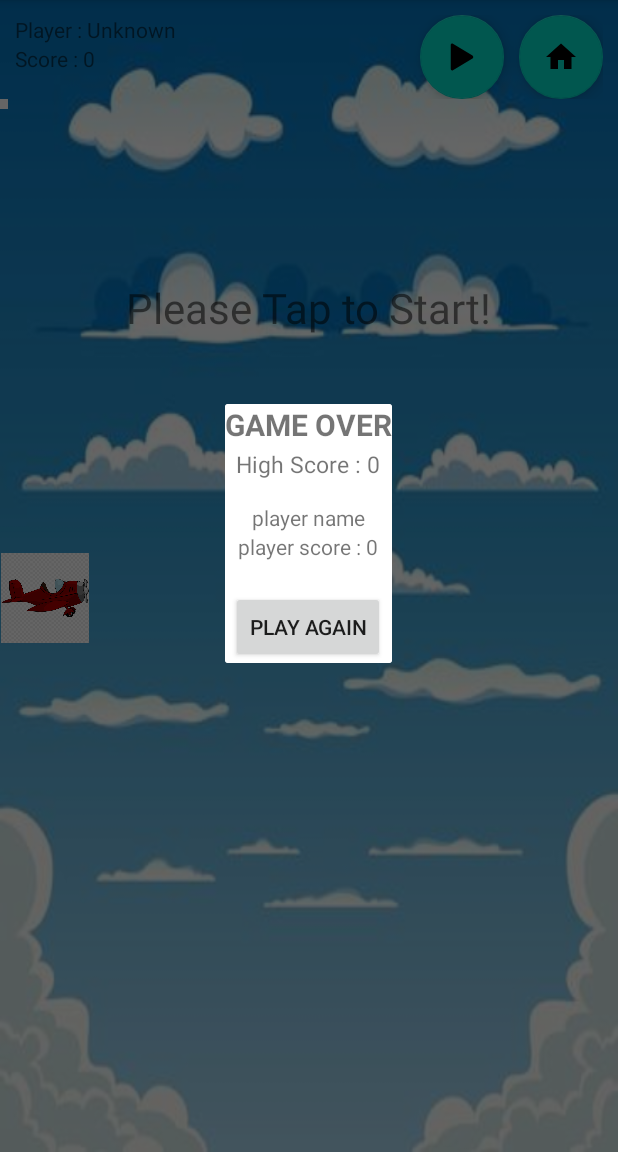
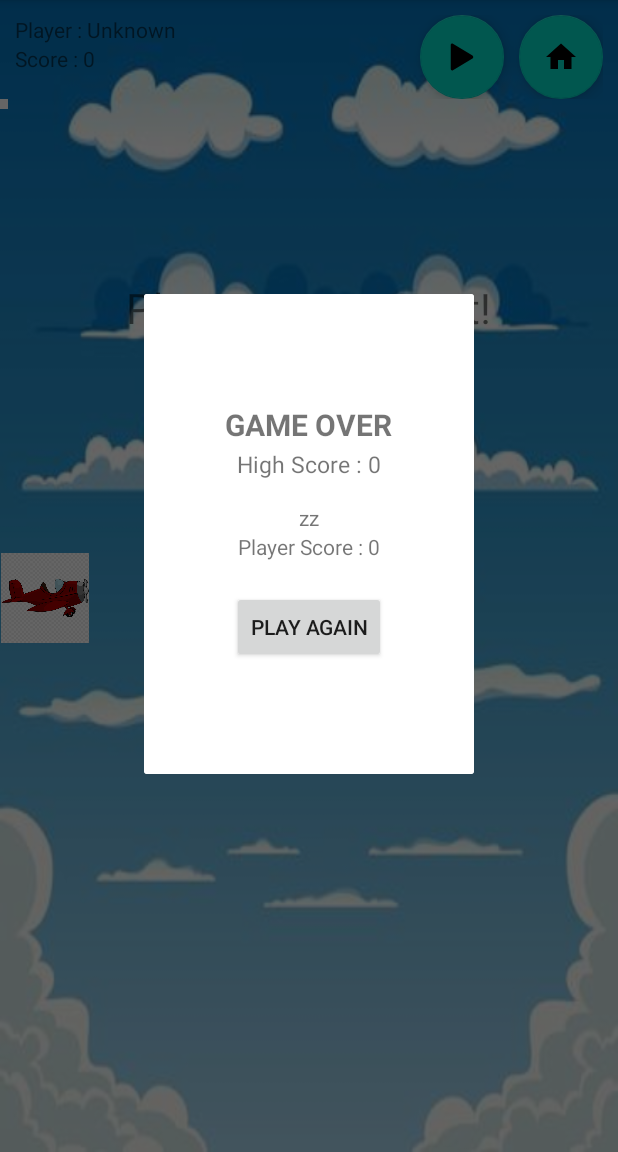
Before and after one commit to frederick98/TugasBesar-02, an Android app: the fragment GameOverFragment placed in its activity, on a phone screen of 412 x 824 dp, the part 84-1236 px from its top. Run offline under Robolectric (Android 15) with nearby library versions, the phone set to English and light mode, and no system bars.

Commit message:
Fixing Fragment
masih ada bug dikit

```diff
--- a/TugasBesar02/app/src/main/AndroidManifest.xml
+++ b/TugasBesar02/app/src/main/AndroidManifest.xml
@@ -1,13 +1,15 @@
 <?xml version="1.0" encoding="utf-8"?>
 <manifest xmlns:android="http://schemas.android.com/apk/res/android"
     package="com.example.tugasbesar_02">
-
+    <uses-permission android:name="android.permission.INTERNET"/>
+    <uses-permission android:name="android.permission.ACCESS_NETWORK_STATE"/>
     <application
         android:allowBackup="true"
         android:icon="@mipmap/ic_launcher"
         android:label="@string/app_name"
         android:roundIcon="@mipmap/ic_launcher_round"
         android:supportsRtl="true"
+        android:usesCleartextTraffic="true"
         android:theme="@style/AppTheme">
         <activity android:name=".MainActivity">
             <intent-filter>
--- a/TugasBesar02/app/src/main/java/com/example/tugasbesar_02/GameOverFragment.java
+++ b/TugasBesar02/app/src/main/java/com/example/tugasbesar_02/GameOverFragment.java
@@ -17,11 +17,14 @@ public class GameOverFragment extends DialogFragment implements View.OnClickList
     protected TextView tvPlayerName;
     protected TextView tvPlayerScore;
     protected Button btnPlayAgain;
-    protected MainActivity mainActivity;
 
     public GameOverFragment() {
     }
 
+    public static GameOverFragment newInstance() {
+        GameOverFragment fragment = new GameOverFragment();
+        return fragment;
+    }
 
     @Override
     public View onCreateView(LayoutInflater inflater, ViewGroup container,
@@ -29,14 +32,14 @@ public class GameOverFragment extends DialogFragment implements View.OnClickList
         View view =  inflater.inflate(R.layout.fragment_game_over, container, false);
 
         this.tvHighScore = view.findViewById(R.id.tv_over_highScore);
-        this.tvPlayerName = view.findViewById(R.id.tv_playerName);
+        this.tvPlayerName = view.findViewById(R.id.tv_over_playerName);
         this.tvPlayerScore = view.findViewById(R.id.tv_over_playerScore);
         this.btnPlayAgain = view.findViewById(R.id.btn_playAgain);
 
         this.btnPlayAgain.setOnClickListener(this);
 
-        this.tvPlayerName.setText(this.mainActivity.tvPlayerName.getText());
-        this.tvPlayerScore.setText(this.mainActivity.tvScore.getText());
+        this.tvPlayerName.setText(getTag());
+//        this.tvPlayerScore.setText("Score : "+this.activity.tvScore.getText().toString());
 
         return view;
     }
--- a/TugasBesar02/app/src/main/java/com/example/tugasbesar_02/MenuFragment.java
+++ b/TugasBesar02/app/src/main/java/com/example/tugasbesar_02/MenuFragment.java
@@ -43,7 +43,8 @@ public class MenuFragment extends DialogFragment implements View.OnClickListener
     public void onClick(View view) {
         if(view.getId() == this.btnStart.getId()){
             if(this.etUsername.getText().equals("")==false){ //ada input username
-                this.mainActivity.tvScore.setText(this.etUsername.getText());
+                //update nama user di mainAct
+                //this.mainActivity.tvPlayerName.setText(this.etUsername.getText().toString());
             }
             getFragmentManager().beginTransaction().remove(MenuFragment.this).commit(); //tutup dialog
         }
--- a/TugasBesar02/app/src/main/java/com/example/tugasbesar_02/PauseFragment.java
+++ b/TugasBesar02/app/src/main/java/com/example/tugasbesar_02/PauseFragment.java
@@ -9,7 +9,6 @@ import android.view.ViewGroup;
 import android.widget.Button;
 
 import androidx.fragment.app.DialogFragment;
-import androidx.fragment.app.Fragment;
 
 
 public class PauseFragment extends DialogFragment implements View.OnClickListener {
--- a/TugasBesar02/app/src/main/res/layout/fragment_game_over.xml
+++ b/TugasBesar02/app/src/main/res/layout/fragment_game_over.xml
@@ -7,8 +7,8 @@
     android:layout_centerVertical="true">
 
     <LinearLayout
-        android:layout_width="match_parent"
-        android:layout_height="match_parent"
+        android:layout_width="220dp"
+        android:layout_height="320dp"
         android:orientation="vertical"
         android:gravity="center"
         >
@@ -36,7 +36,7 @@
         <TextView
             android:layout_width="wrap_content"
             android:layout_height="wrap_content"
-            android:text="player name"
+            android:text="Player Name : "
             android:id="@+id/tv_over_playerName"
             >
         </TextView>
@@ -44,7 +44,7 @@
         <TextView
             android:layout_width="wrap_content"
             android:layout_height="wrap_content"
-            android:text="player score : 0"
+            android:text="Player Score : 0"
             android:id="@+id/tv_over_playerScore"
             >
         </TextView>
--- a/TugasBesar02/app/src/main/res/layout/fragment_pause.xml
+++ b/TugasBesar02/app/src/main/res/layout/fragment_pause.xml
@@ -7,8 +7,8 @@
     android:layout_centerVertical="true">
 
     <LinearLayout
-        android:layout_width="match_parent"
-        android:layout_height="match_parent"
+        android:layout_width="270dp"
+        android:layout_height="300dp"
         android:orientation="vertical"
         android:gravity="center">
 
```
Also changed, not shown: TugasBesar02/app/src/main/java/com/example/tugasbesar_02/MainActivity.java (+13 -9 lines).
